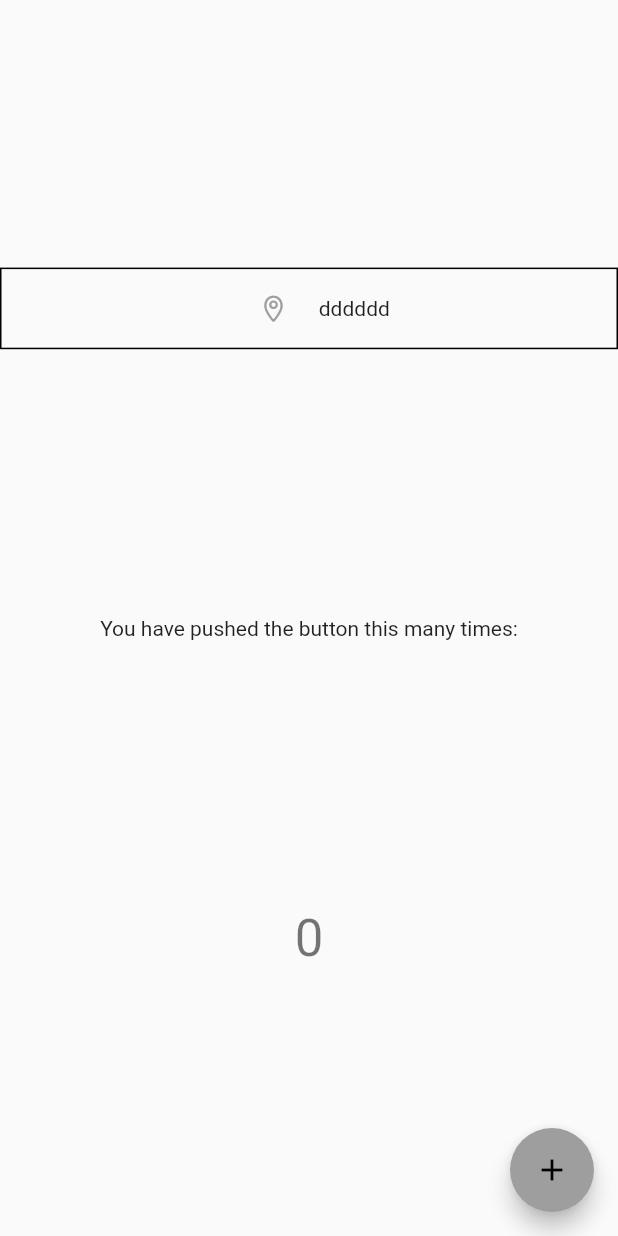
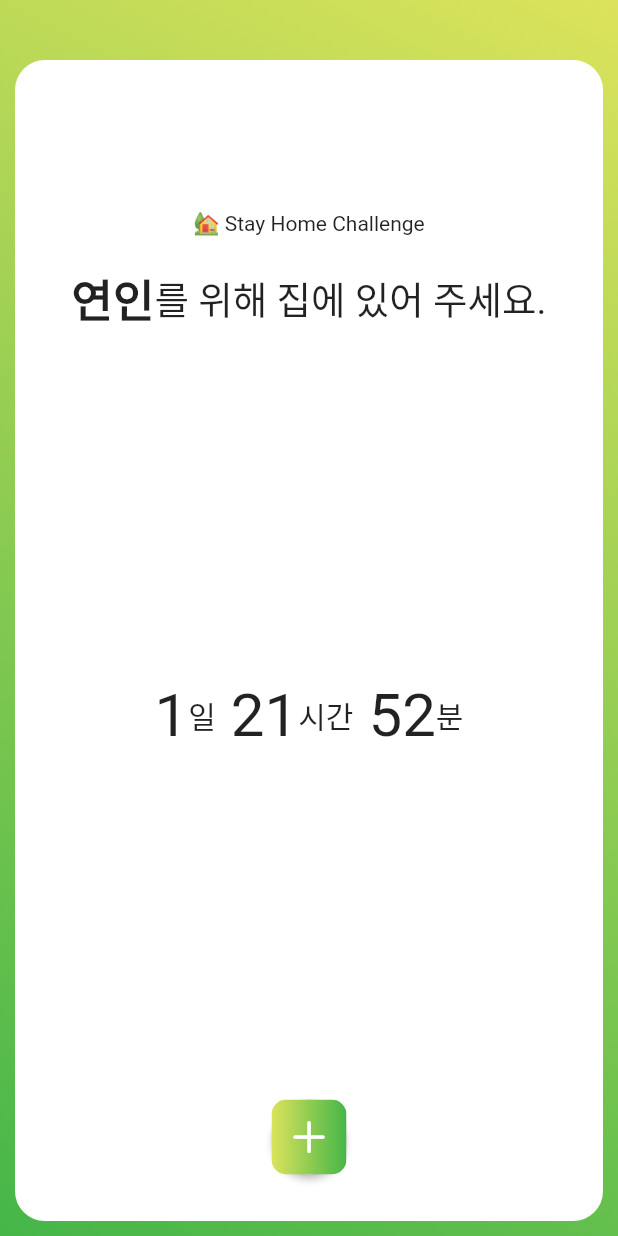
Before and after one commit to subratcall/stay__home, a Flutter app: the screen it shows after launch, on a phone screen of 412 x 824 dp. Run offline on Flutter 3.47's test engine with Material 2 defaults, Android fonts, the phone set to English and light mode, and no system bars.

Commit message:
메인페이지, 바텀시트 디자인

```diff
--- a/stay__home/lib/main.dart
+++ b/stay__home/lib/main.dart
@@ -30,58 +30,249 @@ class MyHomePage extends StatefulWidget {
 }
 
 class _MyHomePageState extends State<MyHomePage> {
-  int _counter = 0;
-
-  void _incrementCounter() {
-    setState(() {
-      _counter++;
-    });
-  }
+  List<String> mainTextList = ['친구', '가족', '연인'];
+  String showText;
 
   @override
   Widget build(BuildContext context) {
+    // mainTextList.sort();
+    showText = mainTextList.elementAt(2);
     return Scaffold(
-      // appBar: AppBar(
-      //   title: Text(widget.title),
+      // appBar: PreferredSize(
+      //   preferredSize: Size.fromHeight(20),
+      //   child: AppBar(
+      //     backgroundColor: Colors.transparent,
+      //     elevation: 0.0,
+      //   ),
       // ),
-      body: Center(
-        child: Column(
-          mainAxisAlignment: MainAxisAlignment.spaceEvenly,
-          children: <Widget>[
-            _buildTopBar(),
+      body: Container(
+        decoration: BoxDecoration(
+          gradient: LinearGradient(
+            begin: Alignment.topRight,
+            end: Alignment.bottomLeft,
+            colors: [Color(0xffdce35b), Color(0xff45b649)],
+          ),
+        ),
+        child: Padding(
+          padding: const EdgeInsets.fromLTRB(10, 40, 10, 10),
+          child: Container(
+            decoration: BoxDecoration(
+                border: Border.all(
+                  color: Colors.white,
+                ),
+                color: Colors.white,
+                borderRadius: BorderRadius.all(Radius.circular(20))),
+            child: Column(
+              mainAxisAlignment: MainAxisAlignment.spaceBetween,
+              children: <Widget>[
+                _buildText(),
+                _buildTimer(),
+                // _builcAddButton(),
+                _buildAddButtonGradient(),
+                // _buildLocateButton(),
+              ],
+            ),
+          ),
+        ),
+      ),
+    );
+  }
+
+  Widget _buildBottomSheet(BuildContext context) {
+    return Container(
+      child: ListView(
+        padding: const EdgeInsets.all(8.0),
+        children: [
+          Center(
+            child: Container(
+              color: Colors.black,
+              width: 100,
+              height: 100,
+            ),
+          ),
+          ListTile(
+            leading: Icon(CupertinoIcons.placemark_fill),
+            title: Container(child: Text('집 위치 설정')),
+            onTap: () {},
+          ),
+          ListTile(
+            leading: Icon(CupertinoIcons.chart_bar_fill),
+            title: Container(
+              child: Text('랭킹 확인')),
+            onTap: () {},
+          ),
+          ListTile(
+            leading: Icon(CupertinoIcons.share_solid),
+            title: Container(child: Text('공유하기')),
+            onTap: () {},
+          ),
+        ],
+      ),
+    );
+  }
+
+  Widget _buildText() {
+    return Column(
+      children: [
+        SizedBox(height: 100),
+        Text("🏡 Stay Home Challenge"),
+        SizedBox(height: 20),
+        Row(
+          mainAxisAlignment: MainAxisAlignment.center,
+          children: [
             Text(
-              'You have pushed the button this many times:',
+              "$showText",
+              style: TextStyle(fontSize: 30, fontWeight: FontWeight.bold),
             ),
             Text(
-              '$_counter',
-              style: Theme.of(context).textTheme.headline4,
+              "를 위해 집에 있어 주세요.",
+              style: TextStyle(fontSize: 25),
+            ),
+          ],
+        ),
+      ],
+    );
+  }
+
+  Widget _builcAddButton() {
+    return CupertinoButton(
+      child: Container(
+        width: 50,
+        height: 50,
+        decoration: BoxDecoration(
+            border: Border.all(
+              color: Colors.grey,
+            ),
+            color: Colors.grey,
+            borderRadius: BorderRadius.all(Radius.circular(20))),
+        child: Padding(
+          padding: const EdgeInsets.symmetric(vertical: 10, horizontal: 10),
+          child: Icon(
+            CupertinoIcons.add,
+            color: Colors.white,
+          ),
+        ),
+      ),
+      onPressed: () {},
+    );
+  }
+
+  Widget _buildAddButtonGradient() {
+    return Padding(
+      padding: const EdgeInsets.only(bottom: 30),
+      child: Container(
+        height: 50.0,
+        width: 50.0,
+        child: RaisedButton(
+          onPressed: () {
+            showModalBottomSheet(
+                context: context,
+                builder: _buildBottomSheet,
+                isScrollControlled: false);
+          },
+          shape:
+              RoundedRectangleBorder(borderRadius: BorderRadius.circular(80.0)),
+          padding: EdgeInsets.all(0.0),
+          child: Ink(
+            decoration: BoxDecoration(
+                gradient: LinearGradient(
+                  colors: [Color(0xffdce35b), Color(0xff45b649)],
+                  begin: Alignment.centerLeft,
+                  end: Alignment.centerRight,
+                ),
+                borderRadius: BorderRadius.circular(10.0)),
+            child: Container(
+              constraints: BoxConstraints(maxWidth: 300.0, minHeight: 50.0),
+              alignment: Alignment.center,
+              child: Icon(
+                CupertinoIcons.add,
+                size: 30,
+                color: Colors.white,
+              ),
+            ),
+          ),
+        ),
+      ),
+    );
+  }
+
+  Widget _buildLocateButton() {
+    return Container(
+      child: Row(
+        mainAxisAlignment: MainAxisAlignment.center,
+        children: [
+          CupertinoButton(
+            child: Container(
+              decoration: BoxDecoration(
+                  border: Border.all(
+                    color: Colors.grey,
+                  ),
+                  color: Colors.grey,
+                  borderRadius: BorderRadius.all(Radius.circular(20))),
+              child: Padding(
+                padding:
+                    const EdgeInsets.symmetric(vertical: 5, horizontal: 15),
+                child: Row(
+                  children: [
+                    Icon(
+                      CupertinoIcons.placemark,
+                      color: Colors.white,
+                    ),
+                    Text(
+                      "집 위치 설정",
+                      style: TextStyle(color: Colors.white),
+                    ),
+                  ],
+                ),
+              ),
+            ),
+            onPressed: () {},
+          ),
+        ],
+      ),
+    );
+  }
+
+  Widget _buildTimer() {
+    return Padding(
+      padding: const EdgeInsets.symmetric(vertical: 100),
+      child: Container(
+        child: Row(
+          mainAxisAlignment: MainAxisAlignment.center,
+          children: [
+            Text(
+              "1",
+              style: TextStyle(fontSize: 40),
+            ),
+            Text(
+              "일",
+              style: TextStyle(fontSize: 20),
+            ),
+            SizedBox(
+              width: 10,
+            ),
+            Text(
+              "21",
+              style: TextStyle(fontSize: 40),
+            ),
+            Text(
+              "시간",
+              style: TextStyle(fontSize: 20),
+            ),
+            SizedBox(
+              width: 10,
+            ),
+            Text(
+              "52",
+              style: TextStyle(fontSize: 40),
+            ),
+            Text(
+              "분",
+              style: TextStyle(fontSize: 20),
             ),
           ],
         ),
       ),
-      floatingActionButton: FloatingActionButton(
-        onPressed: _incrementCounter,
-        tooltip: 'Increment',
-        child: Icon(Icons.add),
-      ), // This trailing comma makes auto-formatting nicer for build methods.
-    );
-  }
-
-  Widget _buildTopBar() {
-    return Container(
-      decoration: BoxDecoration(
-        border: Border.all()
-      ),
-      child: Row(
-        mainAxisAlignment: MainAxisAlignment.center,
-        children: [
-
-          CupertinoButton(child: Icon(CupertinoIcons.placemark), onPressed: (){}),
-          Text("dd"),
-          Text("dd"),
-          Text("dd"),
-        ],
-      ),
     );
   }
 }
```
